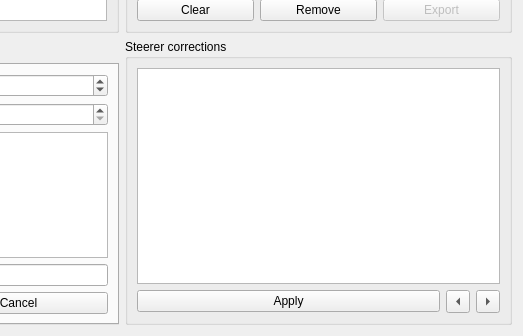
First picture: the form in madgui/correct/ovm_dialog.ui, repository hibtc/madgui, before the edit; both pictures show x 279 to 802 and y 397 to 733 of the 802 by 733 pixel window.
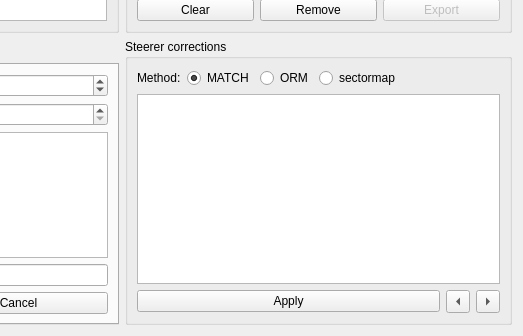
Second picture: the form after the edit. Custom widgets are drawn as their Qt base class.

Commit message: Add method selection to OVM dialog to avoid AttributeError

```diff
--- a/madgui/correct/ovm_dialog.ui
+++ b/madgui/correct/ovm_dialog.ui
@@ -91,15 +91,63 @@
      <property name="title">
       <string>Steerer corrections</string>
      </property>
-     <layout class="QGridLayout" name="gridLayout_2">
-      <item row="0" column="0">
+     <layout class="QVBoxLayout" name="gridLayout_2">
+      <item>
+       <layout class="QHBoxLayout">
+        <item>
+         <widget class="QLabel">
+          <property name="text">
+           <string>Method:</string>
+          </property>
+         </widget>
+        </item>
+        <item>
+         <widget class="QRadioButton" name="radio_meth_match">
+          <property name="text">
+           <string>MATCH</string>
+          </property>
+          <property name="checked">
+           <bool>true</bool>
+          </property>
+         </widget>
+        </item>
+        <item>
+         <widget class="QRadioButton" name="radio_meth_orm">
+          <property name="text">
+           <string>ORM</string>
+          </property>
+         </widget>
+        </item>
+        <item>
+         <widget class="QRadioButton" name="radio_meth_tm">
+          <property name="text">
+           <string>sectormap</string>
+          </property>
+         </widget>
+        </item>
+        <item>
+         <spacer>
+          <property name="orientation">
+           <enum>Qt::Horizontal</enum>
+          </property>
+          <property name="sizeHint" stdset="0">
+           <size>
+            <width>40</width>
+            <height>20</height>
+           </size>
+          </property>
+         </spacer>
+        </item>
+       </layout>
+      </item>
+      <item>
        <widget class="TableView" name="tab_corrections">
         <property name="focusPolicy">
          <enum>Qt::ClickFocus</enum>
         </property>
        </widget>
       </item>
-      <item row="1" column="0">
+      <item>
        <layout class="QHBoxLayout" name="horizontalLayout_3">
         <item>
          <widget class="QPushButton" name="btn_apply">
```
